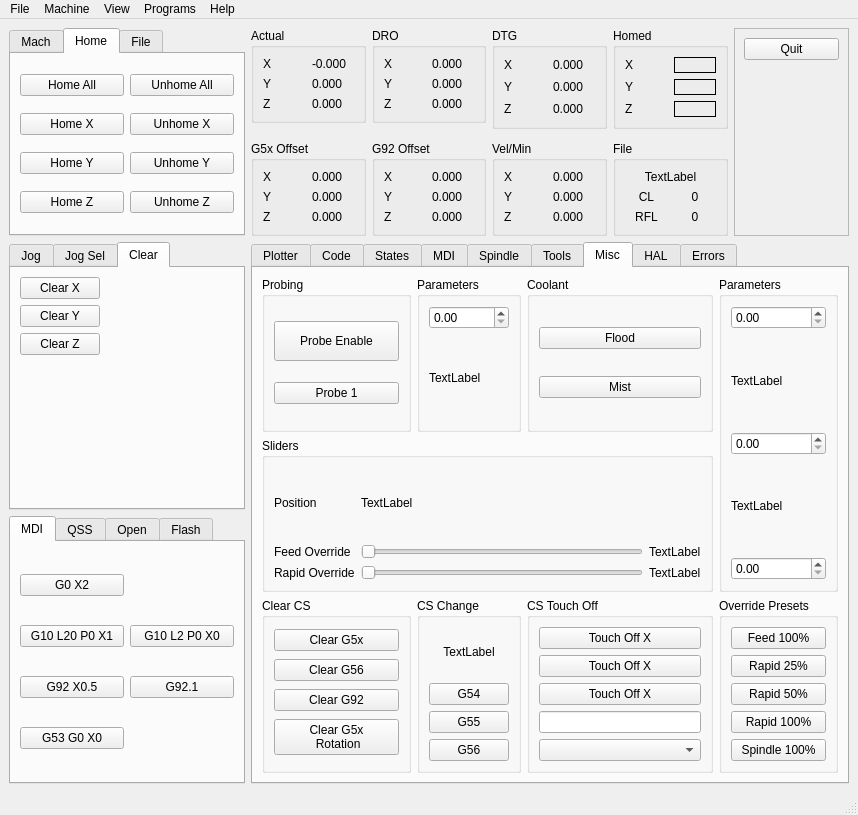
Before: the Qt Designer form examples/testgui/test.ui in jethornton/flexgui, drawn with Qt 5.
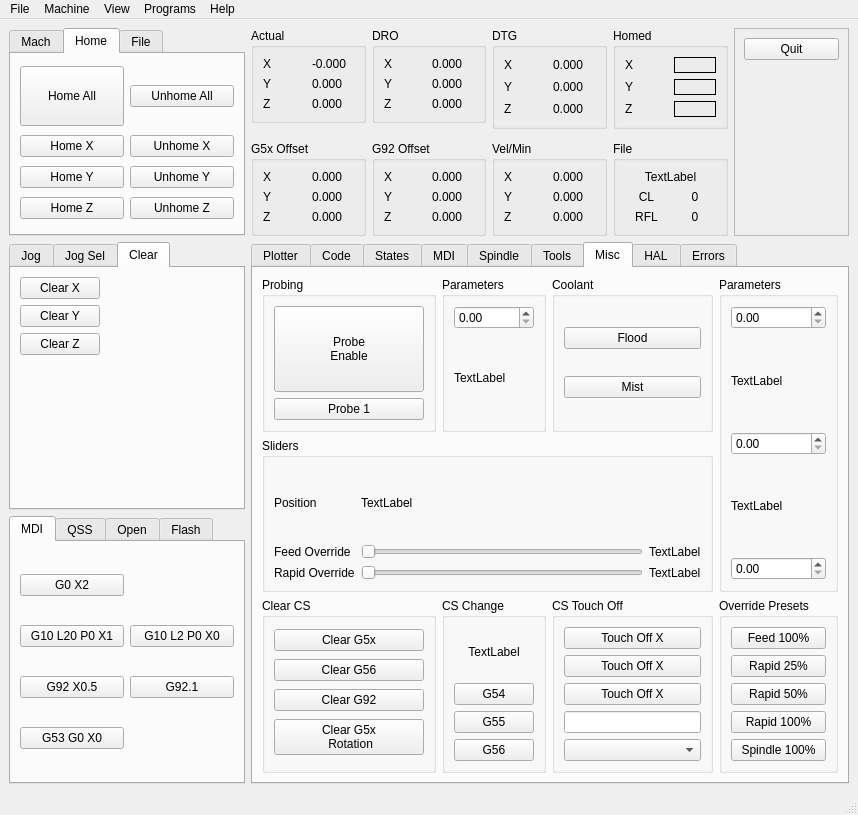
After: the same form once the commit is applied. The open tabs and pages were chosen to show the change.

```diff
--- a/examples/testgui/test.ui
+++ b/examples/testgui/test.ui
@@ -1559,14 +1559,27 @@
           <layout class="QGridLayout" name="gridLayout_20">
            <item row="0" column="0">
             <widget class="QPushButton" name="probing_enable_pb">
+             <property name="sizePolicy">
+              <sizepolicy hsizetype="Fixed" vsizetype="Preferred">
+               <horstretch>0</horstretch>
+               <verstretch>0</verstretch>
+              </sizepolicy>
+             </property>
              <property name="minimumSize">
               <size>
-               <width>125</width>
-               <height>40</height>
+               <width>150</width>
+               <height>60</height>
+              </size>
+             </property>
+             <property name="maximumSize">
+              <size>
+               <width>16777215</width>
+               <height>16777215</height>
               </size>
              </property>
              <property name="text">
-              <string>Probe Enable</string>
+              <string>Probe
+Enable</string>
              </property>
              <property name="function" stdset="0">
               <string>hal_pin</string>
@@ -2689,6 +2702,18 @@
        <layout class="QGridLayout" name="gridLayout_13">
         <item row="0" column="0">
          <widget class="QPushButton" name="home_all_pb">
+          <property name="sizePolicy">
+           <sizepolicy hsizetype="Preferred" vsizetype="Preferred">
+            <horstretch>0</horstretch>
+            <verstretch>0</verstretch>
+           </sizepolicy>
+          </property>
+          <property name="minimumSize">
+           <size>
+            <width>0</width>
+            <height>60</height>
+           </size>
+          </property>
           <property name="text">
            <string>Home All</string>
           </property>
```
Left out of the diff: 20 changed lines with no effect on the pictures.
